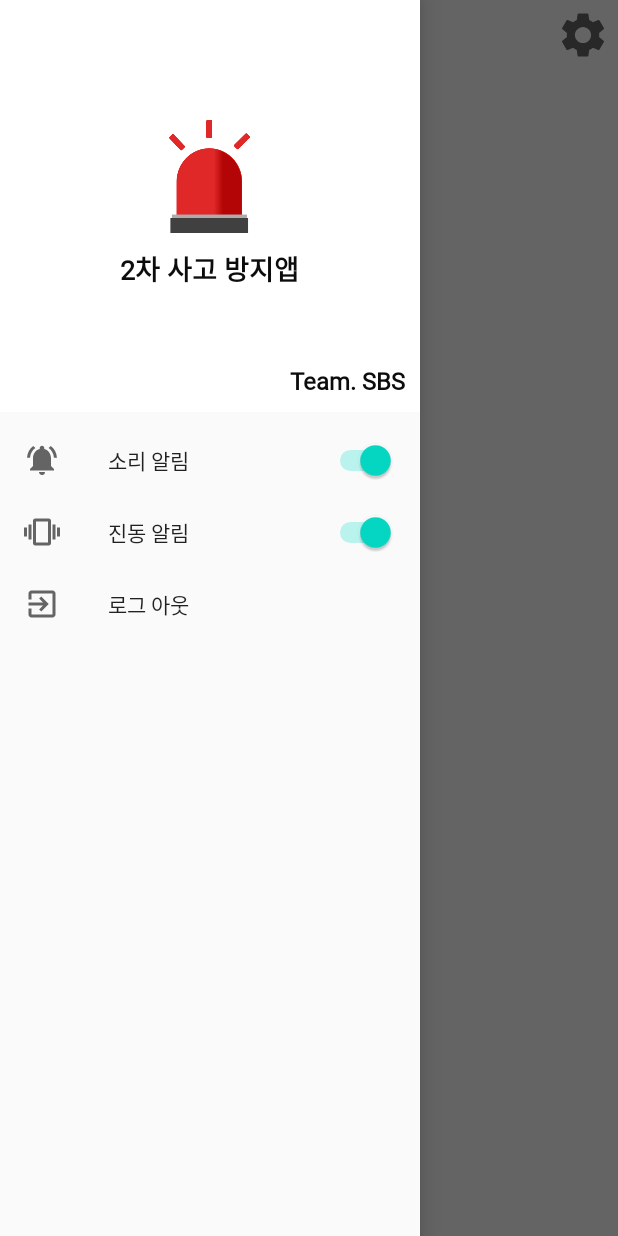
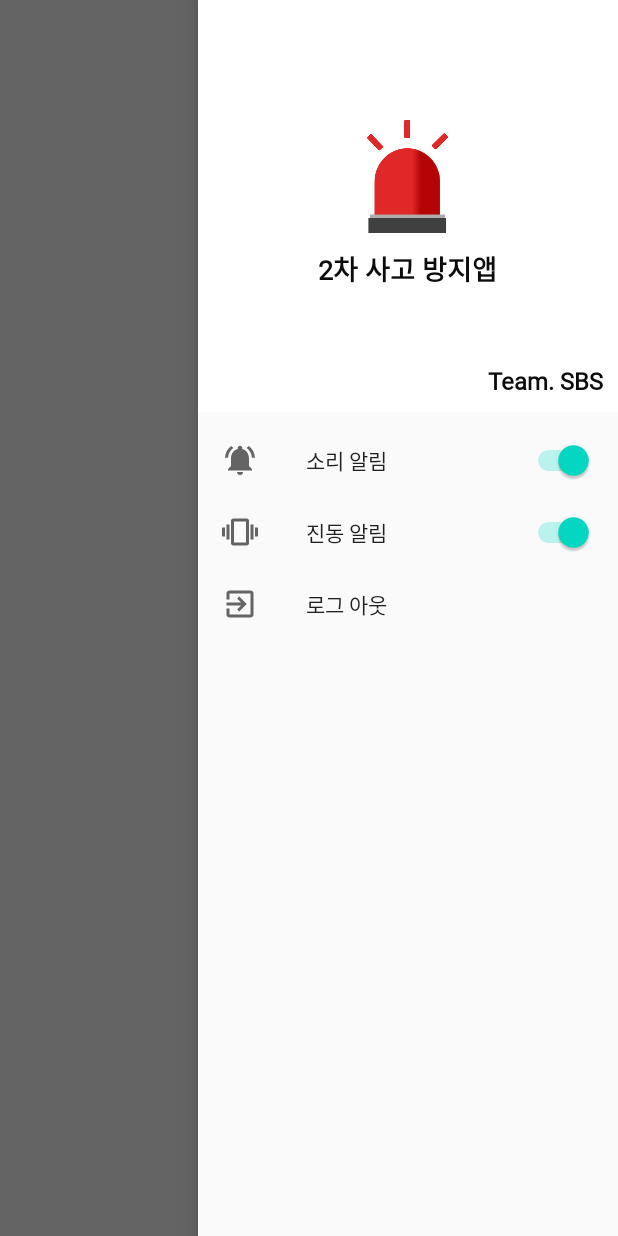
Before and after one commit to Gongcu/2ndAccidentPrevention, an Android app: the MainActivity screen opened directly, with no data from a screen before it, after a tap on an icon or button, on a phone screen of 412 x 824 dp. Run offline under Robolectric (Android 15) with nearby library versions, the phone set to English and light mode, and no system bars; our stand-ins replace Firebase (no records; nobody signed in at launch, a user with empty details on screens opened directly), Room's generated code, data binding; libraries missing offline, so code that uses them is left out: com.gun0912.tedpermission, net.daum.mf; plain views replace MapView; 5 statements that could not run were skipped.

Commit message:
DrawerLayout MapView Bug Fixed https://stackoverflow.com/questions/19314383/android-mapview-overlaps-drawerlayout

```diff
--- a/app/src/main/java/com/example/a2ndaccidentprevention/ViewModel.kt
+++ b/app/src/main/java/com/example/a2ndaccidentprevention/ViewModel.kt
@@ -28,7 +28,6 @@ import kotlin.math.pow
 import kotlin.math.sqrt
 
 class ViewModel(application: Application) : AndroidViewModel(application),MapView.CurrentLocationEventListener {
-    val acceleratorLiveData = AcceleratorLiveData()
     private var isFirst = true
     private var queue :Queue<LocationInfo> = LinkedList()
     private val currLocation = Location("currLocation")
@@ -61,7 +60,7 @@ class ViewModel(application: Application) : AndroidViewModel(application),MapVie
         repository.postLocation(locationInfo)
     }
     fun notifyAccident(){
-        if(isLocateChanged(currLocation,prevLocation))
+        //if(isLocateChanged(currLocation,prevLocation))
             repository.notifyAccident(LocationInfo(MainActivity.GLOBAL.token,currLocation.latitude,currLocation.longitude,currentBearing),queue)
     }
     fun deleteLocation(token: String){
@@ -119,54 +118,4 @@ class ViewModel(application: Application) : AndroidViewModel(application),MapVie
     override fun onCurrentLocationDeviceHeadingUpdate(p0: MapView?, p1: Float) {}
     override fun onCurrentLocationUpdateFailed(p0: MapView?) {}
     override fun onCurrentLocationUpdateCancelled(p0: MapView?) {}
-
-
-    //변화를 감지하기 위한 LiveData<?> 상속 observing 할 시 ?에 선언한 타입을 반환한다.
-    inner class AcceleratorLiveData: LiveData<Any>(), SensorEventListener{
-        private val sensorManager:SensorManager
-            get()=getApplication<Application>().getSystemService(Context.SENSOR_SERVICE) as SensorManager
-        private var accident = false
-
-        override fun onSensorChanged(event: SensorEvent) {
-            val alpha = 0.8f
-            val gravity = FloatArray(3)
-            val acceleration = FloatArray(3)
-            var total:Double = 0.0
-
-            gravity[0] = alpha * gravity[0] + (1 - alpha) * event.values[0]
-            gravity[1] = alpha * gravity[1] + (1 - alpha) * event.values[1]
-            gravity[2] = alpha * gravity[2] + (1 - alpha) * event.values[2] //중력가속도 계산
-
-            acceleration[0]= event.values[0] - gravity[0]
-            acceleration[1]= event.values[1] - gravity[1]
-            acceleration[2]= event.values[2] - gravity[2] // 중력을 뺀 가속도.
-
-            total = sqrt(acceleration[0].toDouble().pow(2.0) + acceleration[1].toDouble().pow(2.0) + acceleration[2].toDouble().pow(2.0))
-
-            if(total>2.0*9.8 && MainActivity.GLOBAL.token.isNotEmpty() && !accident ) {
-                ioScope.launch {
-                    notifyAccident()
-                    accident=true
-                }
-            }
-        }
-
-        override fun onAccuracyChanged(sensor: Sensor?, accuracy: Int) {}
-
-        //Observer 상태가 start, resume 시에 호출된다.
-        override fun onActive() {
-            super.onActive()
-            sensorManager.let { sm ->
-                sm.getDefaultSensor(Sensor.TYPE_ACCELEROMETER).let{
-                    sm.registerListener(this,it,SensorManager.SENSOR_DELAY_NORMAL)
-                }
-            }
-        }
-        //Observer 상태가 stop, pause 시에 호출된다.
-        override fun onInactive() {
-            super.onInactive()
-            sensorManager.unregisterListener(this)
-            Log.d("accelerator sensor","workFinished")
-        }
-    }
 }
--- a/app/src/main/java/com/example/a2ndaccidentprevention/view/MainActivity.kt
+++ b/app/src/main/java/com/example/a2ndaccidentprevention/view/MainActivity.kt
@@ -1,6 +1,6 @@
 package com.example.a2ndaccidentprevention.view
 
-import android.content.BroadcastReceiver
+
 import android.content.Context
 import android.content.Intent
 import android.content.IntentFilter
@@ -8,11 +8,8 @@ import android.hardware.Sensor
 import android.hardware.SensorEvent
 import android.hardware.SensorEventListener
 import android.hardware.SensorManager
-import android.location.Location
 import android.os.Bundle
 import android.util.Log
-import android.view.Gravity
-import android.view.View
 import android.widget.CompoundButton
 import android.widget.Switch
 import androidx.activity.viewModels
@@ -24,11 +21,8 @@ import com.example.a2ndaccidentprevention.R
 import com.example.a2ndaccidentprevention.ViewModel
 import com.example.a2ndaccidentprevention.view.MainActivity.GLOBAL.token
 import com.example.a2ndaccidentprevention.databinding.ActivityMainBinding
-import com.example.a2ndaccidentprevention.retrofit.LocationInfo
 import com.example.a2ndaccidentprevention.room.Alert
 import com.example.a2ndaccidentprevention.util.AccidentReceiver
-import com.example.a2ndaccidentprevention.util.AlertGenerator
-import com.example.a2ndaccidentprevention.util.MyFirebaseMessagingService
 import com.example.a2ndaccidentprevention.util.PermissionUtil
 import com.google.android.material.navigation.NavigationView
 import com.google.firebase.auth.FirebaseAuth
@@ -38,16 +32,18 @@ import kotlinx.coroutines.CoroutineScope
 import kotlinx.coroutines.Dispatchers
 import kotlinx.coroutines.launch
 import net.daum.mf.map.api.MapView
-import java.io.Serializable
 import kotlin.math.pow
 import kotlin.math.sqrt
 
-
-class MainActivity : AppCompatActivity() {
+class MainActivity : AppCompatActivity(),SensorEventListener {
+    private var accident = false
     private val viewModel: ViewModel by viewModels()
     private lateinit var binding: ActivityMainBinding
     private lateinit var accidentReceiver : AccidentReceiver
     private lateinit var permissionUtil: PermissionUtil
+
+    private lateinit var sensorManager:SensorManager
+    private lateinit var sensor: Sensor
 
     private val soundSwitch: Switch by lazy{
        navigationView.menu.findItem(R.id.sound_alert_item).actionView.findViewById(R.id.drawer_sound) as Switch
@@ -76,6 +72,10 @@ class MainActivity : AppCompatActivity() {
         })
         permissionUtil.requestPermission()
 
+        //Accelerometer
+        sensorManager=getSystemService(Context.SENSOR_SERVICE) as SensorManager
+        sensor=sensorManager.getDefaultSensor(Sensor.TYPE_ACCELEROMETER)
+        sensorManager.registerListener(this,sensor,SensorManager.SENSOR_DELAY_NORMAL)
 
         token = intent.getStringExtra("token").toString()
 
@@ -90,15 +90,36 @@ class MainActivity : AppCompatActivity() {
                 vibrationSwitch.isChecked=it.vibration
             }
         })
-
-        viewModel.acceleratorLiveData.observe(this,Observer{
-            Log.d("accelerator sensor","onWork")
-        })
-
         navigationView.setNavigationItemSelectedListener(onItemSelectedListener)
         soundSwitch.setOnCheckedChangeListener(onCheckedChangeListener)
         vibrationSwitch.setOnCheckedChangeListener(onCheckedChangeListener)
     }
+
+    override fun onSensorChanged(event: SensorEvent) {
+        val alpha = 0.8f
+        val gravity = FloatArray(3)
+        val acceleration = FloatArray(3)
+        var total:Double = 0.0
+
+        gravity[0] = alpha * gravity[0] + (1 - alpha) * event.values[0]
+        gravity[1] = alpha * gravity[1] + (1 - alpha) * event.values[1]
+        gravity[2] = alpha * gravity[2] + (1 - alpha) * event.values[2] //중력가속도 계산
+
+        acceleration[0]= event.values[0] - gravity[0]
+        acceleration[1]= event.values[1] - gravity[1]
+        acceleration[2]= event.values[2] - gravity[2] // 중력을 뺀 가속도.
+
+        total = sqrt(acceleration[0].toDouble().pow(2.0) + acceleration[1].toDouble().pow(2.0) + acceleration[2].toDouble().pow(2.0))
+
+        if(total>2.0*9.8 && MainActivity.GLOBAL.token.isNotEmpty() && !accident ) {
+            ioScope.launch {
+                viewModel.notifyAccident()
+                accident=true
+            }
+        }
+    }
+
+    override fun onAccuracyChanged(sensor: Sensor?, accuracy: Int) {}
 
     private val onCheckedChangeListener = CompoundButton.OnCheckedChangeListener { buttonView, isChecked ->
         ioScope.launch{
@@ -121,10 +142,10 @@ class MainActivity : AppCompatActivity() {
     }
 
     fun settingBtnClicked(){
-        if (!drawerLayout.isDrawerOpen(GravityCompat.START)) {
-            drawerLayout.openDrawer(GravityCompat.START)
+        if (!drawerLayout.isDrawerOpen(GravityCompat.END)) {
+            drawerLayout.openDrawer(GravityCompat.END)
         } else {
-            drawerLayout.closeDrawer(GravityCompat.START);
+            drawerLayout.closeDrawer(GravityCompat.END);
         }
     }
 
--- a/app/src/main/res/layout/activity_main.xml
+++ b/app/src/main/res/layout/activity_main.xml
@@ -15,12 +15,12 @@
     <androidx.drawerlayout.widget.DrawerLayout
         android:id="@+id/drawerLayout"
         android:layout_width="match_parent"
-        android:layout_height="match_parent">
+        android:layout_height="match_parent"
+        android:fitsSystemWindows="true">
 
-        <androidx.constraintlayout.widget.ConstraintLayout
+        <FrameLayout
             android:layout_width="match_parent"
-            android:layout_height="match_parent"
-            android:orientation="vertical">
+            android:layout_height="match_parent">
 
             <Button
                 android:id="@+id/settingBtn"
@@ -28,30 +28,28 @@
                 android:layout_height="36dp"
                 android:layout_marginTop="5dp"
                 android:layout_marginEnd="5dp"
+                android:layout_gravity="end"
                 android:background="@drawable/ic_settings_black_24dp"
-                android:fontFamily="@font/basic_font"
-                android:onClick="@{()->activity.settingBtnClicked()}"
-                app:layout_constraintEnd_toEndOf="parent"
-                app:layout_constraintTop_toTopOf="parent" />
-
+                android:onClick="@{()->activity.settingBtnClicked()}" />
+            <!--https://stackoverflow.com/questions/19314383/android-mapview-overlaps-drawerlayout -->
             <net.daum.mf.map.api.MapView
                 android:id="@+id/map_view"
-                android:layout_width="0dp"
-                android:layout_height="0dp"
-                app:layout_constraintBottom_toBottomOf="parent"
-                app:layout_constraintEnd_toEndOf="parent"
-                app:layout_constraintStart_toStartOf="parent"
-                app:layout_constraintTop_toTopOf="parent"
+                android:layout_width="match_parent"
+                android:layout_height="match_parent"
                 app:mapViewUpdate="@{viewmodel.mapPoint}" />
 
+            <View
+                android:layout_width="match_parent"
+                android:layout_height="match_parent"
+                />
 
-        </androidx.constraintlayout.widget.ConstraintLayout>
+        </FrameLayout>
 
         <com.google.android.material.navigation.NavigationView
             android:id="@+id/navigationView"
             android:layout_width="wrap_content"
             android:layout_height="match_parent"
-            android:layout_gravity="start"
+            android:layout_gravity="end"
             app:headerLayout="@layout/main_navi_header"
             app:menu="@menu/main_navigation_menu" />
     </androidx.drawerlayout.widget.DrawerLayout>
--- a/app/src/main/res/values/colors.xml
+++ b/app/src/main/res/values/colors.xml
@@ -1,7 +1,7 @@
 <?xml version="1.0" encoding="utf-8"?>
 <resources>
-    <color name="colorPrimary">#259CFA</color>
-    <color name="colorPrimaryDark">#2196F3</color>
+    <color name="colorPrimary">#5AB6FF</color>
+    <color name="colorPrimaryDark">#5AB6FF</color>
     <color name="colorAccent">#03DAC5</color>
     <color name="snow">#F3FFFAFA</color>
     <color name="lightGray">#C4FFFAFA</color>
```
Also changed, not shown: app/src/main/java/com/example/a2ndaccidentprevention/util/AccidentReceiver.kt (+10 -3 lines), app/src/main/res/layout/toolbar.xml (deleted, +0 -11 lines).
